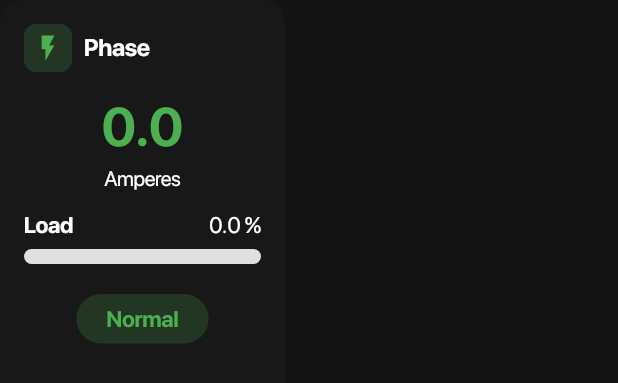
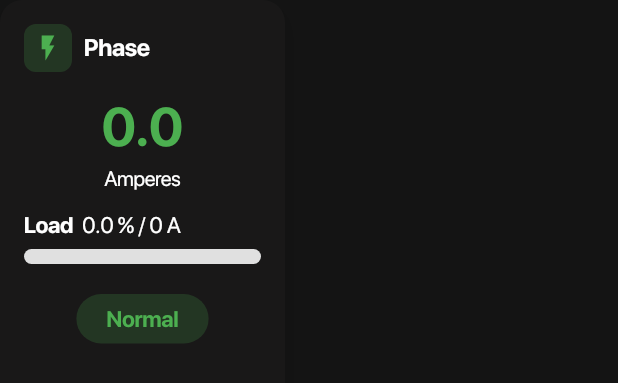
Before and after one commit to Faris-PENS/SPDS, a Flutter app: the CurrentCard widget shown alone on an empty page, opened directly with empty values, on a phone screen of 412 x 824 dp. Shown: the top 383 px of the screen. Run offline on Flutter 3.47's test engine with Material 3 defaults, Android fonts, the phone set to English and light mode, and no system bars; our stand-ins replace easy_localization, firebase_core, flutter_riverpod, flutter_svg, freezed_annotation, material_symbols_icons and 5 more; missing offline and left inert: mqtt_client; accounts and stored records are empty; project files that could hold a hidden picture were left out.

Commit message:
add maxArus

```diff
--- a/lib/presentation/current/widget/current_sumarry.dart
+++ b/lib/presentation/current/widget/current_sumarry.dart
@@ -67,8 +67,8 @@ Widget build(BuildContext context) {
 
         Expanded(
           child: _summaryCard(
-            title: 'Average Load',
-            value: '${averageLoad.toStringAsFixed(0)} %',
+            title: 'Average Amps',
+            value: '${averageLoad.toStringAsFixed(0)} A',
           ),
         ),
       ],
--- a/lib/presentation/current/widget/phase_summary.dart
+++ b/lib/presentation/current/widget/phase_summary.dart
@@ -1,43 +1,40 @@
 import 'package:flutter/material.dart';
+
 
 class CurrentCard extends StatelessWidget {
   final String phase;
   final double ampere;
+  final double maxAmpere;
 
-  const CurrentCard({super.key, required this.phase, required this.ampere});
+  const CurrentCard({
+    super.key,
+    required this.phase,
+    required this.ampere,
+    required this.maxAmpere,
+  });
 
-  static const double maxAmpere = 100.0;
-  double get loadPercent => (ampere / maxAmpere) * 100;
-
+ double get loadPercent {
+  if (maxAmpere <= 0) return 0;
+  return (ampere / maxAmpere) * 100;
+}
   String get status {
-    if (loadPercent <= 50) {
-      return 'Normal';
-    } else if (loadPercent <= 70) {
-      return 'Medium Load';
-    } else {
-      return 'High Load';
-    }
+    if (loadPercent <= 50) return 'Normal';
+    if (loadPercent <= 70) return 'Medium Load';
+    return 'High Load';
   }
 
   Color get statusColor {
-    if (loadPercent <= 50) {
-      return Colors.green;
-    } else if (loadPercent <= 70) {
-      return Colors.orange;
-    } else {
-      return Colors.red;
-    }
+    if (loadPercent <= 50) return Colors.green;
+    if (loadPercent <= 70) return Colors.orange;
+    return Colors.red;
   }
 
   Color get progressColor {
-    if (loadPercent <= 50) {
-      return Colors.green;
-    } else if (loadPercent <= 70) {
-      return Colors.orange;
-    } else {
-      return Colors.red;
-    }
+    if (loadPercent <= 50) return Colors.green;
+    if (loadPercent <= 70) return Colors.orange;
+    return Colors.red;
   }
+
 
   @override
   Widget build(BuildContext context) {
@@ -104,13 +101,18 @@ class CurrentCard extends StatelessWidget {
           const SizedBox(height: 10),
 
           Row(
-            mainAxisAlignment: MainAxisAlignment.spaceBetween,
+            mainAxisAlignment: MainAxisAlignment.start,
             children: [
               const Text('Load', style: TextStyle(fontWeight: FontWeight.bold, color: Colors.white  )),
+              const SizedBox(width: 6),
               Text(
                 '${loadPercent.toStringAsFixed(1)} %',
                 style: const TextStyle(color: Colors.white),
               ),
+              Text(
+                ' / ${maxAmpere.toStringAsFixed(0)} A',
+                style: const TextStyle(color: Colors.white,),
+              )
             ],
           ),
 
```
Also changed, not shown: lib/presentation/current/current_page.dart (+33 -14 lines), lib/presentation/current/provider/provider.dart (+45 -13 lines).
